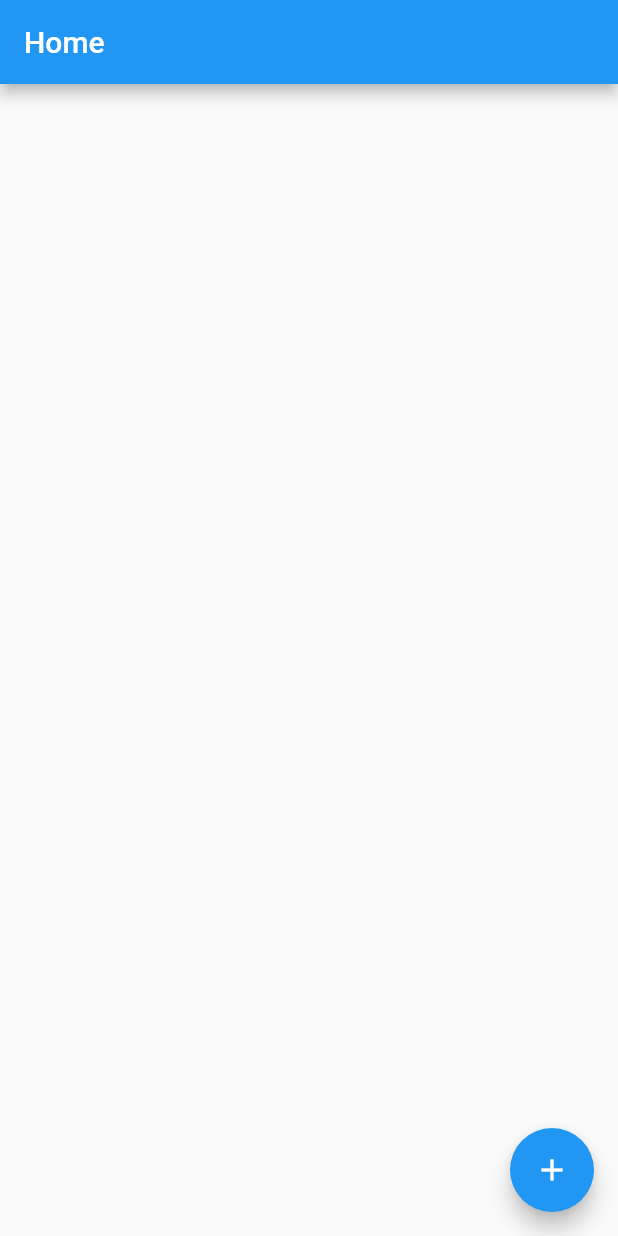
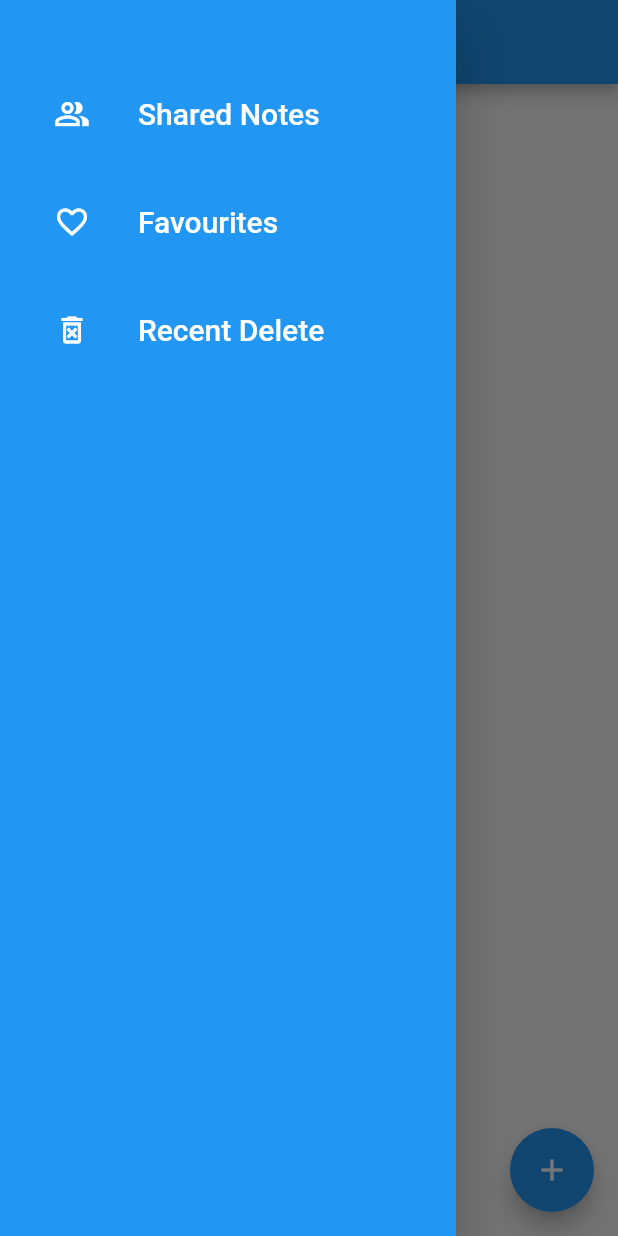
Before and after one commit to jimmytran005/at_notes, a Flutter app: the HomeScreen screen opened directly, with the side drawer open (before the commit the screen has no drawer), on a phone screen of 412 x 824 dp. Run offline on Flutter 3.47's test engine with Material 2 defaults, Android fonts, the phone set to English and light mode, and no system bars; our stand-ins replace community_material_icon; missing offline and left inert: at_app_flutter, at_client, at_client_mobile, at_commons, at_onboarding_flutter, at_utils.

Commit message:
add shared page

```diff
--- a/lib/main.dart
+++ b/lib/main.dart
@@ -143,6 +143,7 @@ class MainWidget extends StatelessWidget {
         '/': (context) => HomeScreen(),
         // When navigating to the "/note" route, build the TakenotesScreen widget.
         '/note': (context) => AddNote(),
+
       },
     );
   }
--- a/lib/screens/home.dart
+++ b/lib/screens/home.dart
@@ -1,4 +1,5 @@
 import 'package:at_notes/model/NoteModel.dart';
+import 'package:at_notes/screens/shared_note.dart';
 import 'package:at_notes/services/at_note_service.dart';
 import 'package:flutter/material.dart';
 import 'package:at_notes/components/note.dart';
@@ -9,10 +10,13 @@ class HomeScreen extends StatelessWidget {
   @override
   Widget build(BuildContext context) {
     return Scaffold(
-      appBar: AppBar(title: Text('Home'), automaticallyImplyLeading: false),
+      drawer: NavigationDrawerWidget(),
+
+      appBar: AppBar(title: Text('Home'),),
       // SingleChildScrollView : REFERENCE : https://api.flutter.dev/flutter/widgets/SingleChildScrollView-class.html
-      body: SingleChildScrollView(
-          child: FutureBuilder<List<NoteModel>>(
+
+     body: SingleChildScrollView(
+         child: FutureBuilder<List<NoteModel>>(
         future: _scan(),
         builder: (BuildContext context, AsyncSnapshot<dynamic> snapshot) {
           if (snapshot.hasData) {
@@ -59,6 +63,7 @@ class HomeScreen extends StatelessWidget {
             Navigator.pushNamed(context, '/note');
           },
           child: const Icon(Icons.add)),
+
     );
   }
 
@@ -68,3 +73,60 @@ class HomeScreen extends StatelessWidget {
     return listOfNotes;
   }
 }
+
+class NavigationDrawerWidget extends StatelessWidget{
+  @override
+  Widget build(BuildContext context) {
+    final padding = EdgeInsets.symmetric(horizontal: 20);
+    return Drawer(
+      child: Material(
+        color: Colors.blue,
+        child: ListView(
+            padding: padding,
+            children: <Widget>[
+              const SizedBox(height: 48),
+              buildMenuItem(
+                text: 'Shared Notes',
+                icon: Icons.people_alt_outlined,
+                onClicked: () => selectedItem(context, 0),
+              ),
+              const SizedBox(height: 16),
+              buildMenuItem(
+                text: 'Favourites',
+                icon: Icons.favorite_border,
+              ),
+              const SizedBox(height: 16),
+              buildMenuItem(
+                text: 'Recent Delete',
+                icon: Icons.delete_forever_outlined,
+              ),
+            ],
+          ),
+        )
+      );
+  }
+
+    Widget buildMenuItem({
+    required String text,
+    required IconData icon,
+    VoidCallback? onClicked,
+    }){
+      final color = Colors.white;
+      final hoverColor = Colors.white70;
+      return ListTile(
+        leading: Icon(icon, color: color),
+        title: Text(text, style: TextStyle(fontSize: 20, color: color)),
+        hoverColor: hoverColor,
+        onTap: onClicked,
+      );
+    }
+    void selectedItem(BuildContext context, int index){
+      switch (index){
+        case 0:
+          Navigator.of(context).push(MaterialPageRoute(
+              builder: (context) => SharedPage()));
+          break;
+      }
+    }
+
+}
--- a/lib/utils/constants.dart
+++ b/lib/utils/constants.dart
@@ -2,6 +2,7 @@
 class App {
   static String appNamespace = 'at_notes';
   static String regex = '.$appNamespace@';
+  //static String regex = '^(?!cached).*notes.*';
   static String rootDomain = 'root.atsign.org';
   static String splitter = '@_@';
 }
```
Also changed, not shown: lib/screens/add_note.dart (+4 -5 lines), lib/screens/shared_note.dart (added, +37 -0 lines), lib/services/at_note_service.dart (+27 -6 lines).
